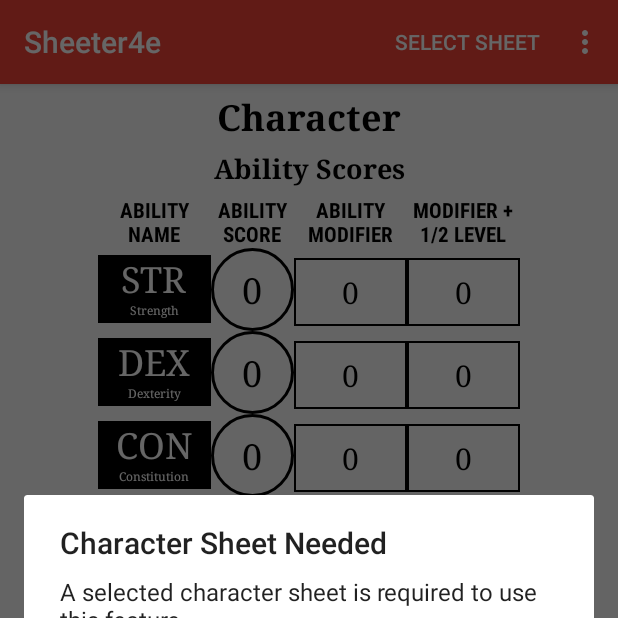
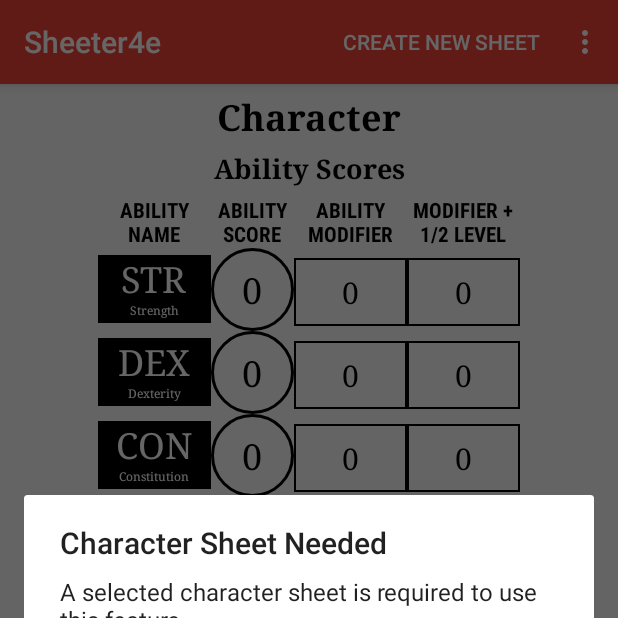
Before and after one commit to kodex42/Sheeter4e2, an Android app: the screen it shows after launch (MainActivity), in the options menu, after a tap on "View Equipment", on a phone screen of 412 x 824 dp, the top half of it. Run offline under Robolectric (Android 15) with nearby library versions, the light colour scheme and no system bars; libraries missing offline, so code that uses them is left out: com.wangjie.androidbucket, com.wangjie.rapidfloatingactionbutton; 10 statements that could not run were skipped.

Commit message:
Race Picker

```diff
--- a/app/src/main/AndroidManifest.xml
+++ b/app/src/main/AndroidManifest.xml
@@ -16,7 +16,8 @@
         <activity
             android:name=".MainActivity"
             android:label="@string/app_name"
-            android:theme="@style/AppTheme.NoActionBar">
+            android:theme="@style/AppTheme.NoActionBar"
+            android:screenOrientation="portrait">
             <intent-filter>
                 <action android:name="android.intent.action.MAIN" />
                 <category android:name="android.intent.category.LAUNCHER" />
@@ -28,6 +29,8 @@
             android:screenOrientation="portrait"/>
         <activity
             android:name=".EquipmentActivity"
+            android:theme="@style/AppTheme.NoActionBar" />
+        <activity android:name=".BuilderActivity"
             android:theme="@style/AppTheme.NoActionBar"
             android:screenOrientation="portrait"/>
     </application>
--- /dev/null
+++ b/app/src/main/java/com/sheeter/azuris/sheeter4e/BuilderActivity.java
@@ -0,0 +1,76 @@
+package com.sheeter.azuris.sheeter4e;
+
+import android.os.Bundle;
+import android.support.annotation.Nullable;
+import android.support.design.widget.BottomNavigationView;
+import android.support.v4.app.Fragment;
+import android.support.v4.app.FragmentManager;
+import android.support.v4.app.FragmentStatePagerAdapter;
+import android.support.v4.view.ViewPager;
+import android.support.v7.app.AppCompatActivity;
+import android.support.v7.widget.Toolbar;
+import android.widget.ProgressBar;
+
+public class BuilderActivity extends AppCompatActivity {
+    private ProgressBar sProgressBar;
+    private BottomNavigationView mNavigationView;
+    private BuilderActivity.FragmentAdapter mFragmentAdapter;
+    private ScrollLockViewPager mViewPager;
+
+    @Override
+    protected void onCreate(@Nullable Bundle savedInstanceState) {
+        super.onCreate(savedInstanceState);
+        setContentView(R.layout.activity_builder);
+        Toolbar toolbar = findViewById(R.id.toolbar);
+        setSupportActionBar(toolbar);
+        getSupportActionBar().setDisplayHomeAsUpEnabled(true);
+        getSupportActionBar().setDisplayShowHomeEnabled(true);
+
+        sProgressBar = findViewById(R.id.Builder_Progressbar);
+        mNavigationView = findViewById(R.id.Builder_Navigation);
+        mViewPager = findViewById(R.id.Builder_Pager);
+
+        // ViewPager and its adapters use support library fragments, so use getSupportFragmentManager.
+        mFragmentAdapter =
+                new BuilderActivity.FragmentAdapter(
+                        getSupportFragmentManager());
+        mViewPager.setAdapter(mFragmentAdapter);
+        mViewPager.setOnPageChangeListener(
+                new ViewPager.SimpleOnPageChangeListener() {
+                    @Override
+                    public void onPageSelected(int position) {
+                        // When swiping between pages, select the
+                        // corresponding tab.
+                        if (position == 0) {
+                            mNavigationView.setSelectedItemId(R.id.action_home);
+                        }
+                        else if (position == 1) {
+                            mNavigationView.setSelectedItemId(R.id.action_powers);
+                            PowersFragment.refreshFragment(mViewPager.getChildAt(position), BuilderActivity.this);
+                        }
+                    }
+                });
+    }
+
+    // Since this is an object collection, use a FragmentStatePagerAdapter,
+    // and NOT a FragmentPagerAdapter.
+    private class FragmentAdapter extends FragmentStatePagerAdapter {
+        Fragment[] fragments;
+
+        FragmentAdapter(FragmentManager fm) {
+            super(fm);
+            fragments = new Fragment[1];
+            fragments[0] = new RacePickerFragment();
+        }
+
+        @Override
+        public Fragment getItem(int i) {
+            return fragments[i];
+        }
+
+        @Override
+        public int getCount() {
+            return fragments.length;
+        }
+    }
+}
--- a/app/src/main/java/com/sheeter/azuris/sheeter4e/MainActivity.java
+++ b/app/src/main/java/com/sheeter/azuris/sheeter4e/MainActivity.java
@@ -87,8 +87,7 @@ public class MainActivity extends AppCompatActivity {
             }
         });
 
-        // ViewPager and its adapters use support library
-        // fragments, so use getSupportFragmentManager.
+        // ViewPager and its adapters use support library fragments, so use getSupportFragmentManager.
         mFragmentAdapter =
                 new FragmentAdapter(
                         getSupportFragmentManager());
@@ -110,7 +109,7 @@ public class MainActivity extends AppCompatActivity {
                     }
                 });
 
-        /** SQLITE BLOCK **/
+        /// SQLITE BLOCK ///
         sProgressBar.setVisibility(View.VISIBLE);
         AsyncTask task = new AsyncTask() {
 
@@ -156,6 +155,9 @@ public class MainActivity extends AppCompatActivity {
             case R.id.action_equipment:
                 changeEquipment();
                 return true;
+            case R.id.action_create:
+                createNewCharacter();
+                return true;
             default:
                 return super.onOptionsItemSelected(item);
         }
@@ -178,6 +180,11 @@ public class MainActivity extends AppCompatActivity {
             Intent intent = new Intent(this, EquipmentActivity.class);
             startActivity(intent);
         }
+    }
+
+    private void createNewCharacter() {
+        Intent intent = new Intent(this, BuilderActivity.class);
+        startActivity(intent);
     }
 
     private void resetFields() {
--- /dev/null
+++ b/app/src/main/java/com/sheeter/azuris/sheeter4e/RacePickerFragment.java
@@ -0,0 +1,108 @@
+package com.sheeter.azuris.sheeter4e;
+
+import android.os.Bundle;
+import android.support.v4.app.Fragment;
+import android.text.Html;
+import android.view.LayoutInflater;
+import android.view.View;
+import android.view.ViewGroup;
+import android.widget.AdapterView;
+import android.widget.ArrayAdapter;
+import android.widget.LinearLayout;
+import android.widget.Spinner;
+import android.widget.TextView;
+
+import java.util.ArrayList;
+import java.util.Arrays;
+
+public class RacePickerFragment extends Fragment {
+    private Spinner mRaceSpinner;
+    private ArrayAdapter<String> mAdapter;
+    private ArrayList<String> mRaceList;
+    private TextView mRaceSummary;
+    private LinearLayout mRaceLinearLayout;
+
+    @Override
+    public View onCreateView(LayoutInflater inflater, ViewGroup container,
+                             Bundle savedInstanceState) {
+        // Inflate the layout for this fragment
+        View root = inflater.inflate(R.layout.content_builder_race_picker, container, false);
+        init();
+
+        mRaceLinearLayout = root.findViewById(R.id.Builder_Race_LinearLayout);
+        mRaceSummary = root.findViewById(R.id.Builder_Race_Summary);
+        mRaceSpinner = root.findViewById(R.id.Builder_Race_Spinner);
+        mAdapter = new ArrayAdapter<>(root.getContext(), R.layout.simple_spinner_item, mRaceList);
+        mAdapter.setDropDownViewResource(R.layout.simple_spinner_dropdown_item);
+        mRaceSpinner.setAdapter(mAdapter);
+        mRaceSpinner.setOnItemSelectedListener(new AdapterView.OnItemSelectedListener() {
+            @Override
+            public void onItemSelected(AdapterView<?> parent, View view, int position, long id) {
+                TextView textView = (TextView) view;
+                setVisible(true);
+                String choice = (String) textView.getText();
+                String summary;
+
+                switch (choice) {
+                    case "Dragonborn":
+                        summary = getString(R.string.summary_race_dragonborn);
+                        break;
+                    case "Dwarf":
+                        summary = getString(R.string.summary_race_dwarf);
+                        break;
+                    case "Eladrin":
+                        summary = getString(R.string.summary_race_eladrin);
+                        break;
+                    case "Elf":
+                        summary = getString(R.string.summary_race_elf);
+                        break;
+                    case "Half-Elf":
+                        summary = getString(R.string.summary_race_halfelf);
+                        break;
+                    case "Halfling":
+                        summary = getString(R.string.summary_race_halfling);
+                        break;
+                    case "Human":
+                        summary = getString(R.string.summary_race_human);
+                        break;
+                    case "Tiefling":
+                        summary = getString(R.string.summary_race_tiefling);
+                        break;
+                    default:
+                        summary = "";
+                        setVisible(false);
+                }
+
+                mRaceSummary.setText(Html.fromHtml(summary));
+            }
+
+            @Override
+            public void onNothingSelected(AdapterView<?> parent) {
+
+            }
+        });
+
+        return root;
+    }
+
+    // Hides elements when empty
+    private void setVisible(boolean visible) {
+        mRaceLinearLayout.setVisibility(visible ? View.VISIBLE : View.INVISIBLE);
+    }
+
+    private void init() {
+        mRaceList = new ArrayList<>();
+        String[] items = {
+                "Choose A Race",
+                "Dragonborn",
+                "Dwarf",
+                "Eladrin",
+                "Elf",
+                "Half-Elf",
+                "Halfling",
+                "Human",
+                "Tiefling"
+        };
+        mRaceList.addAll(Arrays.asList(items));
+    }
+}
--- /dev/null
+++ b/app/src/main/java/com/sheeter/azuris/sheeter4e/ScrollLockViewPager.java
@@ -0,0 +1,31 @@
+package com.sheeter.azuris.sheeter4e;
+
+import android.content.Context;
+import android.support.v4.view.ViewPager;
+import android.util.AttributeSet;
+import android.view.MotionEvent;
+
+// Used instead of a ViewPager to prevent the user from going too far ahead initially
+public class ScrollLockViewPager extends ViewPager {
+
+    private boolean paging;
+
+    public ScrollLockViewPager(Context context, AttributeSet attrs) {
+        super(context, attrs);
+        this.paging = false;
+    }
+
+    @Override
+    public boolean onTouchEvent(MotionEvent ev) {
+        return this.paging && super.onTouchEvent(ev);
+    }
+
+    @Override
+    public boolean onInterceptTouchEvent(MotionEvent ev) {
+        return this.paging && super.onInterceptTouchEvent(ev);
+    }
+
+    public void setPagingEnabled(boolean enabled) {
+        this.paging = enabled;
+    }
+}
--- a/app/src/main/res/menu/menu_main.xml
+++ b/app/src/main/res/menu/menu_main.xml
@@ -6,10 +6,16 @@
         android:id="@+id/action_add"
         android:orderInCategory="0"
         android:title="@string/menu_add"
-        app:showAsAction="always" />
+        app:showAsAction="never" />
     <item
         android:id="@+id/action_equipment"
         android:orderInCategory="1"
         android:title="@string/menu_equipment"
         app:showAsAction="never" />
+    <item
+        android:id="@+id/action_create"
+        android:orderInCategory="2"
+        android:title="@string/menu_create_character"
+        app:showAsAction="always"
+        />
 </menu>
--- a/app/src/main/res/values/colors.xml
+++ b/app/src/main/res/values/colors.xml
@@ -10,4 +10,5 @@
     <color name="dailyPower">#808080</color>
     <color name="dailyPowerPressed">#4f4f4f</color>
     <color name="black">#000000</color>
+    <color name="white">#ffffff</color>
 </resources>
--- a/app/src/main/res/values/strings.xml
+++ b/app/src/main/res/values/strings.xml
@@ -27,4 +27,13 @@
     <string name="damage_increase_at_11_lorem_ipsum"><b>Lvl 11: Inc Damage To:</b> 2[W] + Lorem ipsum</string>
     <string name="damage_increase_at_21_lorem_ipsum"><b>Lvl 21, Inc Damage To:</b> 2[W] + Lorem ipsum</string>
     <string name="menu_equipment">View Equipment</string>
+    <string name="menu_create_character">Create New Sheet</string>
+    <string name="summary_race_dragonborn">&lt;b>Dragonborn&lt;/b> are proud, honor-bound draconic humanoids. They wander the world as mercenaries and adventurers. They are strong and possess dragon-like abilities.</string>
+    <string name="summary_race_dwarf">Legendary for their toughness and strong will, &lt;b>dwarves&lt;/b> are indomitable warriors and master artisans. Dwarven kingdoms are mighty mountain citadels, but clans of dwarf crafters can be found in any town or city.</string>
+    <string name="summary_race_eladrin">&lt;b>Eladrin&lt;/b> are a graceful, magical race born of the Feywild, the realm of Faerie. They love arcane magic, swordplay, and exquisite work in metal and stone. They live in shining cities on the borders of the Feywild.</string>
+    <string name="summary_race_elf">Kin to the eladrin, &lt;b>elves&lt;/b> dwell in the deep forests of the world and love the beauty of nature. Many elves (and some eladrin, too) live in wandering companies that visit many lands, staying a season or two in each.</string>
+    <string name="summary_race_halfelf">Elves and humans sometimes have children together, giving rise to &lt;b>half-elves&lt;/b>. With many of the best features of both humans and elves, half-elves have capabilities distinct from both races. They are charismatic and versatile.</string>
+    <string name="summary_race_halfling">&lt;b>Halflings&lt;/b>, the smallest of the civilized races, are a plucky, quick, and likable people. Halflings gather in small clans in the marshes and along the rivers of the world, traveling and trading widely with the other races.</string>
+    <string name="summary_race_human">Brave and ambitious, &lt;b>humans&lt;/b> are somewhat more numerous than other races, and their city-states are among the brightest spots in a dark world. However, there still exist vast portions of the world where no human has set foot.</string>
+    <string name="summary_race_tiefling">&lt;b>Tieflings&lt;/b> are a race descended from ancient humans who bargained with infernal powers. Tieflings are loners who live in the shadows of human society, relying only on trusted allies.</string>
 </resources>
--- a/build.gradle
+++ b/build.gradle
@@ -3,9 +3,10 @@
 buildscript {
     repositories {
         jcenter()
+        google()
     }
     dependencies {
-        classpath 'com.android.tools.build:gradle:2.3.3'
+        classpath 'com.android.tools.build:gradle:3.2.1'
 
         // NOTE: Do not place your application dependencies here; they belong
         // in the individual module build.gradle files
@@ -14,6 +15,7 @@ buildscript {
 
 allprojects {
     repositories {
+        google()
         jcenter()
     }
 }
```
Also changed, not shown: app/build.gradle (+7 -7 lines), app/src/main/res/layout/activity_builder.xml (added, +51 -0 lines), app/src/main/res/layout/content_builder_race_picker.xml (added, +37 -0 lines), app/src/main/res/layout/simple_spinner_dropdown_item.xml (added, +11 -0 lines), app/src/main/res/layout/simple_spinner_item.xml (added, +7 -0 lines), app/src/main/res/values/styles.xml (+15 -0 lines), gradle/wrapper/gradle-wrapper.properties.
